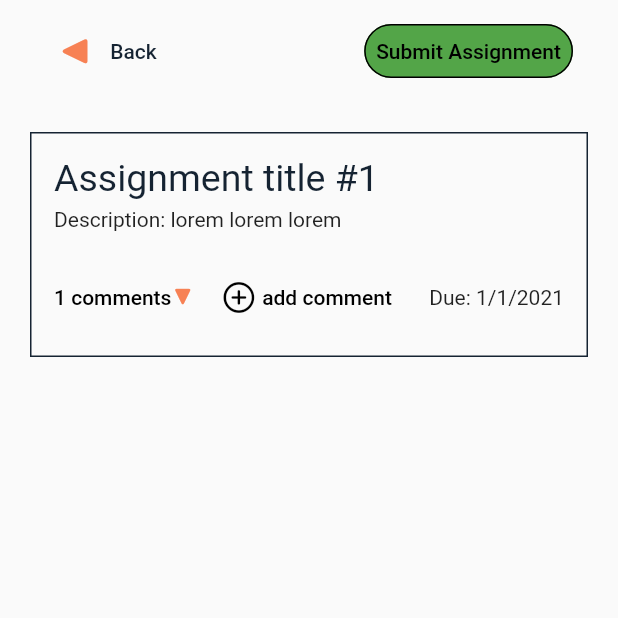
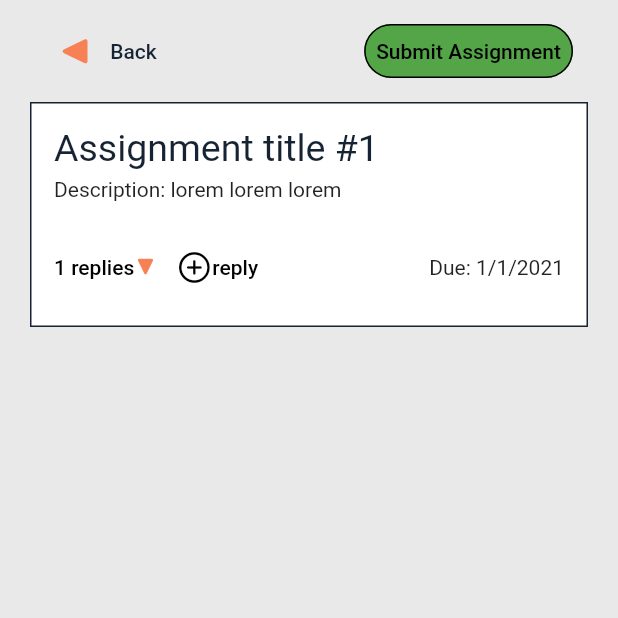
Before and after one commit to lucaszcai/kyros-mobile-app-1, a Flutter app: the AssignmentPage screen opened directly with sample values from the repository, on a phone screen of 412 x 824 dp, the top half of it. Run offline on Flutter 3.47's test engine with Material 2 defaults, Android fonts, the phone set to English and light mode, and no system bars; our stand-ins replace image_picker; project files that could hold a hidden picture were left out.

Commit message:
adjusted colors and spacing to match wireframe better; made comments scrollable within assignment page

```diff
--- a/lib/screens/assignment_screen.dart
+++ b/lib/screens/assignment_screen.dart
@@ -27,7 +27,10 @@ class _AssignmentPageState extends State<AssignmentPage> {
   @override
   Widget build(BuildContext context) {
     return Scaffold(
-      body: Column(children: [
+      body: Container(
+        color: Color(0xFFE9E9E9),
+        child: Column(
+            children: [
               Container(
                   margin: EdgeInsets.symmetric(horizontal: 30.0, vertical: 10.00),
                   child: Row(children: [
@@ -74,11 +77,12 @@ class _AssignmentPageState extends State<AssignmentPage> {
                     )
                   ])),
               Padding(
-          padding: const EdgeInsets.all(20.0),
+                padding: const EdgeInsets.symmetric(horizontal: 20.0),
                 child: Container(
                   // margin: const EdgeInsets.symmetric(horizontal: 30.0, vertical: 30.0),
                     padding: const EdgeInsets.all(15),
                     decoration: BoxDecoration(
+                        color: Colors.white,
                         border: Border.all(width: 1.0, color: Color(0xFF152332))),
                     child: Column(
                         crossAxisAlignment: CrossAxisAlignment.start,
@@ -112,14 +116,14 @@ class _AssignmentPageState extends State<AssignmentPage> {
                                       },
                                       child: Row(children: [
                                         Text(
-                                      '${widget.assignment.comments.length} comments',
+                                            '${widget.assignment.comments.length} replies',
                                             style: TextStyle(
                                               color: Colors.black,
                                             )),
                                         Icon(CupertinoIcons.arrowtriangle_down_fill,
                                             size: 15.0, color: Color(0xFFF78154)),
                                       ])),
-                            SizedBox(width: 10),
+                                  SizedBox(width: 5),
                                   TextButton(
                                       onPressed: () {
                                         showDialog(
@@ -234,7 +238,7 @@ class _AssignmentPageState extends State<AssignmentPage> {
                                       child: Row(children: [
                                         Icon(CupertinoIcons.plus_circle,
                                             color: Colors.black),
-                                  Text(' add comment',
+                                        Text('reply',
                                             style: TextStyle(color: Colors.black)),
                                       ]))
                                 ]),
@@ -245,15 +249,15 @@ class _AssignmentPageState extends State<AssignmentPage> {
               ),
               Visibility(
                   visible: commentsVisibility,
-            child: ListView.builder(
-              physics: NeverScrollableScrollPhysics(),
+                  child: Expanded(
+                    child: Container(
+                      padding: EdgeInsets.symmetric(vertical: 5, horizontal: 25),
+                      child: ListView.separated(
                         shrinkWrap: true,
                         itemCount: widget.assignment.comments.length,
                         itemBuilder: (BuildContext context, int index) {
                           final Comment comment = widget.assignment.comments[index];
-                return Padding(
-                  padding: const EdgeInsets.symmetric(horizontal: 25),
-                  child: Container(
+                          return Container(
                             // margin: EdgeInsets.fromLTRB(45, 0, 45, 15),
                             padding: EdgeInsets.all(15),
                             decoration: BoxDecoration(
@@ -282,11 +286,20 @@ class _AssignmentPageState extends State<AssignmentPage> {
                                   Text('${comment.replies} replies',
                                       style: TextStyle(
                                           fontSize: 12.0, color: Color(0xFF152332)))
-                          ])),
+                                ]),
                           );
                         },
-            ))
+                        separatorBuilder: (BuildContext context, int index) {
+                          return SizedBox(
+                            height: 15,
+                          );
+                        },
+                      )
+                    )
+                  )
+              )
             ]),
+      )
       /*
       bottomNavigationBar: BottomAppBar(
         color: Color(0xFF152332),
```
Lines whose indentation alone changed are shown as unchanged.
